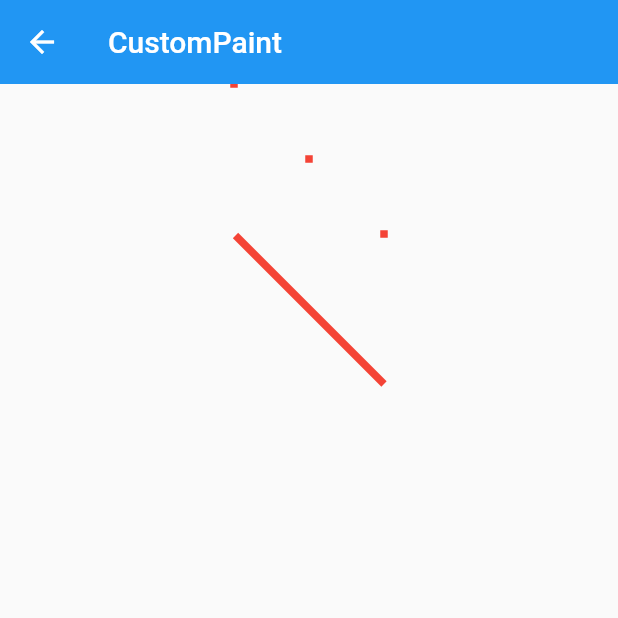
After one commit to codprincess/flutter_base, a Flutter app: the screen it shows after launch, scrolled down 996 dp, after a tap on "自定义动画", on a phone screen of 412 x 824 dp, the top half of it. The commit adds this screen. Run offline on Flutter 3.47's test engine with Material 2 defaults, Android fonts, the phone set to English and light mode, and no system bars; our stand-ins replace shared_preferences; missing offline and left inert: fancy_bottom_navigation_2.

Commit message:
CustomPaint

```diff
--- /dev/null
+++ b/lib/CustomPaintPage.dart
@@ -0,0 +1,74 @@
+import 'dart:ui';
+
+import 'package:flutter/material.dart';
+
+class CustomPaintPage extends StatefulWidget {
+  const CustomPaintPage({Key? key}) : super(key: key);
+
+  @override
+  State<CustomPaintPage> createState() => _CustomPaintPageState();
+}
+
+class _CustomPaintPageState extends State<CustomPaintPage> {
+  @override
+  Widget build(BuildContext context) {
+    return Scaffold(
+      appBar: AppBar(title: const Text('CustomPaint'),),
+      body: Center(
+        child: Column(
+          children: [
+            CustomPaint(
+              painter: MyPainter(),
+              size: const Size(100,100),
+            ),
+            CustomPaint(
+              painter: MyPainter2(),
+              size: const Size(100,100),
+            )
+          ],
+        ),
+      ),
+    );
+  }
+}
+
+
+class MyPainter extends CustomPainter{
+  @override
+  void paint(Canvas canvas,Size size){
+    Paint _paint = Paint()
+      ..color = Colors.red
+      ..strokeWidth = 5;
+    //绘制动画
+    //画点
+    var points = [
+      Offset(0, 0),
+      Offset(size.width / 2, size.height / 2),
+      Offset(size.width, size.height),
+    ];
+    canvas.drawPoints(PointMode.points, points, _paint);
+    //画线
+    //canvas.drawLine(Offset(1, 1),Offset(size.width, size.height) , _paint);
+  }
+  @override
+  bool shouldRepaint(MyPainter oldDelegate){
+    //shouldRepaint方法通常在当前实例和旧实例属性不一致时返回true
+    return this != oldDelegate;
+  }
+}
+
+class MyPainter2 extends CustomPainter{
+  @override
+  void paint(Canvas canvas,Size size){
+    Paint _paint = Paint()
+      ..color = Colors.red
+      ..strokeWidth = 5;
+    //画线
+    canvas.drawLine(Offset(1, 1),Offset(size.width, size.height) , _paint);
+  }
+  @override
+  bool shouldRepaint(MyPainter oldDelegate){
+    //shouldRepaint方法通常在当前实例和旧实例属性不一致时返回true
+    return this != oldDelegate;
+  }
+}
--- a/lib/main.dart
+++ b/lib/main.dart
@@ -68,6 +68,7 @@ import 'AlignTransitionPage.dart';
 import 'AnimatedWidgetPage.dart';
 import 'AnimationPage.dart';
 import 'CurvedAnimationPage.dart';
+import 'CustomPaintPage.dart';
 import 'CustomScrollViewPage.dart';
 import 'DatePickerPage.dart';
 import 'DatePickerPage2.dart';
@@ -231,6 +232,7 @@ class _MyAppState extends State<MyApp> {
               'TweenAnimationBuilder_Page':(context) => TweenAnimationBuilderPage(),
               'GradientButton_Page':(context) => GradientButtonPage(),
               'InkWell_Page':(context) => InkWellPage(),
+              'CustomPaint_Page':(context) => CustomPaintPage()
             },
           );
         },
@@ -780,6 +782,12 @@ class _MyHomePageState extends State<MyHomePage> {
 
                   ElevatedButton(
                     onPressed: (){
+                      Navigator.pushNamed(context, 'CustomPaint_Page');
+                    },
+                    child: const Text('自定义动画'),
+                  ),
+                  ElevatedButton(
+                    onPressed: (){
                       Navigator.pushNamed(context, 'AnimatedSwitcher_Page');
                     },
                     child: const Text('AnimatedSwitcher'),
```
Also changed, not shown: pubspec.lock, 19 other files.
